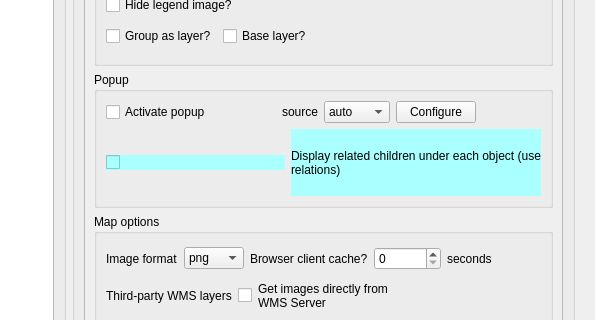
The window that ui_lizmap.ui (3liz/lizmap-plugin) describes before a commit, drawn with Qt 5; both pictures show x 469 to 1064 and y 293 to 613 of the 1064 by 845 pixel window.
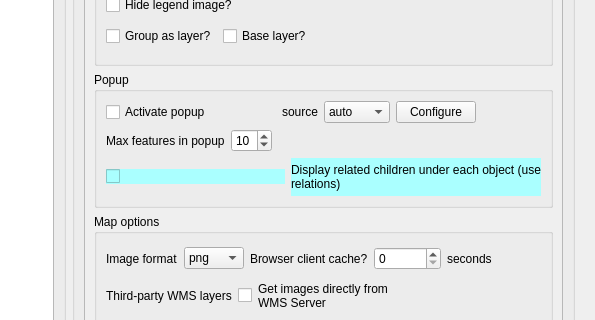
The same window after the commit. The open tabs and pages were chosen to show the change. Icons and pictures are not drawn. Custom widgets are drawn as their Qt base class.

Commit message: [FEATURE] Configure the amount of features per layer displayed in popup

```diff
--- a/ui_lizmap.ui
+++ b/ui_lizmap.ui
@@ -1133,6 +1133,40 @@
                            </item>
                           </layout>
                          </item>
+                         <item>
+                          <layout class="QHBoxLayout" name="horizontalLayout_37">
+                           <item>
+                            <widget class="QLabel" name="label_81">
+                             <property name="text">
+                              <string>Max features in popup</string>
+                             </property>
+                            </widget>
+                           </item>
+                           <item>
+                            <widget class="QSpinBox" name="sbPopupMaxFeatures">
+                             <property name="minimum">
+                              <number>1</number>
+                             </property>
+                             <property name="value">
+                              <number>10</number>
+                             </property>
+                            </widget>
+                           </item>
+                           <item>
+                            <spacer name="horizontalSpacer_37">
+                             <property name="orientation">
+                              <enum>Qt::Horizontal</enum>
+                             </property>
+                             <property name="sizeHint" stdset="0">
+                              <size>
+                               <width>40</width>
+                               <height>20</height>
+                              </size>
+                             </property>
+                            </spacer>
+                           </item>
+                          </layout>
+                         </item>
                          <item>
                           <layout class="QHBoxLayout" name="horizontalLayout_36">
                            <item>
```
Left out of the diff: 34 changed lines with no effect on the pictures. The commit also changes 2 other files.
